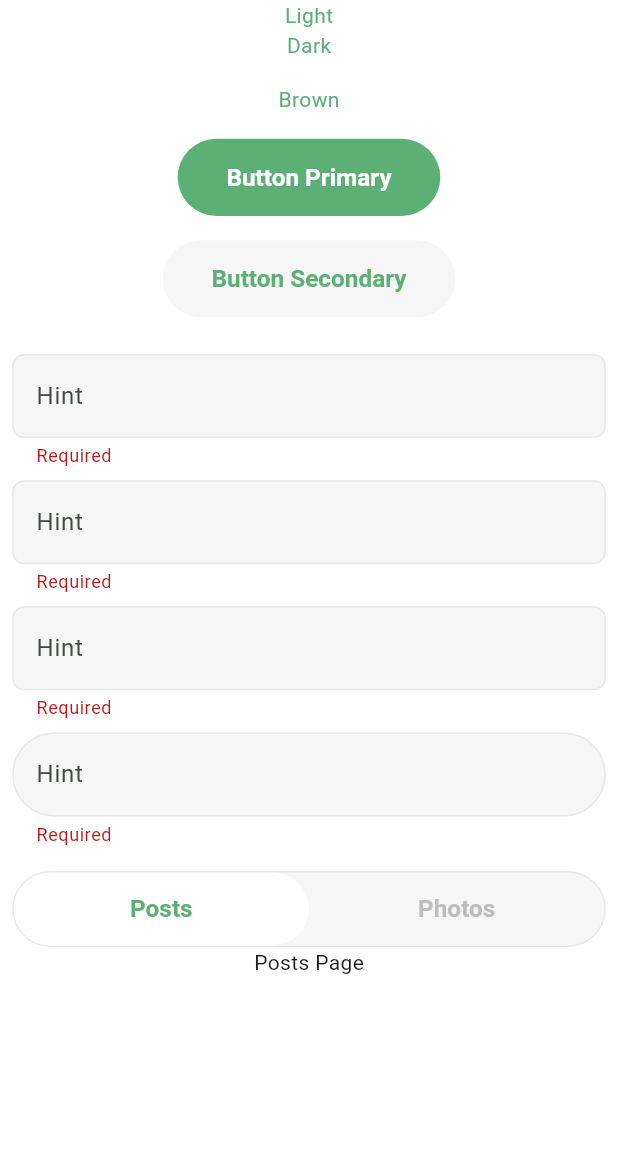
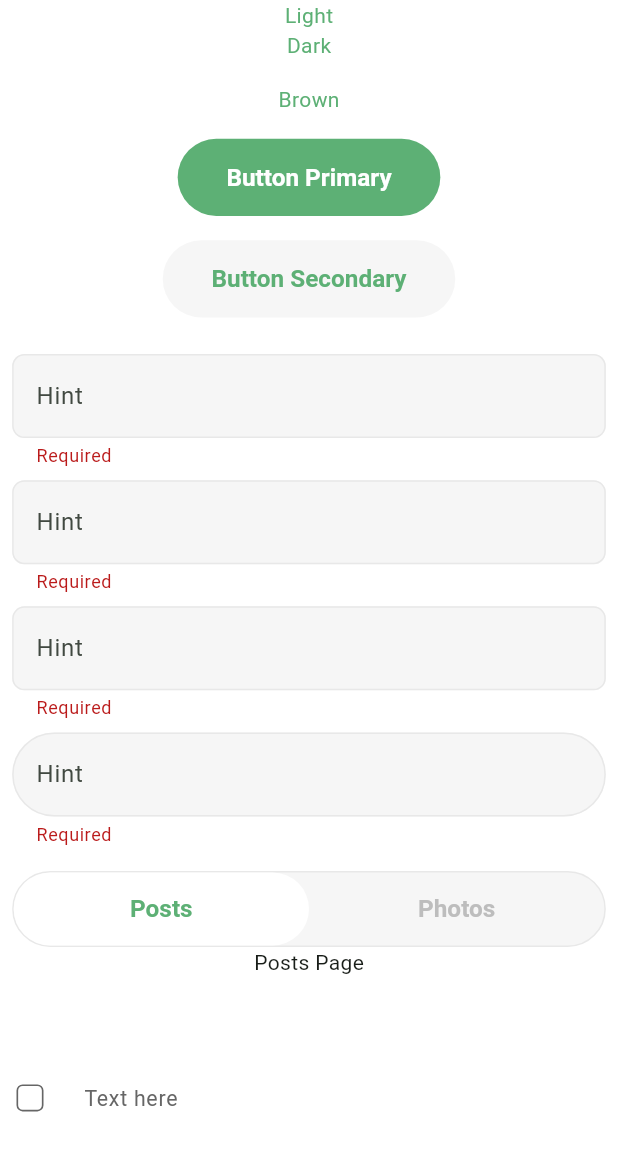
Before and after one commit to codermuss/blogify, a Flutter app: the screen it shows after launch, after a tap on "Button Secondary", on a phone screen of 412 x 824 dp. Shown: the top 1151 px of the screen. Run offline on Flutter 3.47's test engine with Material 3 defaults, Android fonts, the phone set to English and light mode, and no system bars; our stand-ins replace flutter_screenutil, stacked, stacked_services, stacked_shared.

Commit message:
✨ add: checkbox form field

```diff
--- /dev/null
+++ b/lib/ui/components/inputs/checkbox/checkbox_form_field.dart
@@ -0,0 +1,97 @@
+import 'package:blogify/extensions/context_extensions.dart';
+import 'package:blogify/ui/styles/radiuses.dart';
+import 'package:blogify/ui/styles/text_styles.dart';
+import 'package:flutter/material.dart';
+import 'package:flutter_screenutil/flutter_screenutil.dart';
+import 'package:stacked_services/stacked_services.dart';
+
+import '../../../../../app/app.bottomsheets.dart';
+import '../../../../../app/app.locator.dart';
+import 'checkbox_form_item.dart';
+
+class CheckboxFormField extends StatefulWidget {
+  final BuildContext context;
+  final CheckboxFormItem checkboxFormItem;
+  final void Function(bool?)? onChanged;
+  final bool isRequired;
+  const CheckboxFormField({
+    super.key,
+    required this.context,
+    required this.checkboxFormItem,
+    this.onChanged,
+    this.isRequired = false,
+  });
+
+  @override
+  State<CheckboxFormField> createState() => _CheckboxFormFieldState();
+}
+
+class _CheckboxFormFieldState extends State<CheckboxFormField> {
+  late bool autoValidate;
+
+  @override
+  void initState() {
+    super.initState();
+    autoValidate = false;
+  }
+
+  @override
+  Widget build(BuildContext context) {
+    return FormField(
+      initialValue: false,
+      autovalidateMode: autoValidate ? AutovalidateMode.always : AutovalidateMode.disabled,
+      validator: (bool? value) {
+        return ((value ?? false) || !widget.isRequired) ? null : '';
+      },
+      builder: (FormFieldState<bool> state) => Column(
+        children: [
+          Row(
+            children: [
+              Expanded(
+                flex: 9,
+                child: CheckboxListTile(
+                  title: InkWell(
+                    onTap: widget.checkboxFormItem.url == null
+                        ? null
+                        : () async {
+                            SheetResponse? response = await locator<BottomSheetService>().showCustomSheet(
+                              ignoreSafeArea: true,
+                              title: widget.checkboxFormItem.title,
+                              isScrollControlled: true,
+                              enableDrag: false,
+                              data: widget.checkboxFormItem,
+                              variant: BottomSheetType.notice,
+                            );
+                            state.didChange(response?.confirmed == true);
+                            widget.onChanged?.call(response?.confirmed == true);
+                            setState(() {
+                              autoValidate = true;
+                            });
+                          },
+                    child: Text(
+                      widget.checkboxFormItem.title,
+                      style: AppTextStyles.footNote3.copyWith(color: widget.checkboxFormItem.url == null ? context.palette.gray04 : context.palette.greenSecondary),
+                    ),
+                  ),
+                  contentPadding: EdgeInsets.zero,
+                  value: state.value,
+                  onChanged: (val) async {
+                    state.didChange(val);
+                  },
+                  controlAffinity: ListTileControlAffinity.leading,
+                  activeColor: context.palette.greenSecondary,
+                  checkColor: context.palette.gray03,
+                  visualDensity: VisualDensity.adaptivePlatformDensity,
+                  checkboxShape: RoundedRectangleBorder(borderRadius: Radiuses.b4r),
+                  dense: true,
+                  side: BorderSide(color: context.palette.gray04, width: 1.w),
+                ),
+              ),
+            ],
+          ),
+          if (state.hasError) Text(state.errorText!, style: AppTextStyles.footNote1),
+        ],
+      ),
+    );
+  }
+}
--- /dev/null
+++ b/lib/ui/components/inputs/checkbox/checkbox_form_item.dart
@@ -0,0 +1,10 @@
+class CheckboxFormItem {
+  final String title;
+  final String? description;
+  final String? url;
+  CheckboxFormItem({
+    required this.title,
+    this.description,
+    this.url,
+  });
+}
--- a/lib/ui/views/home/home_view.dart
+++ b/lib/ui/views/home/home_view.dart
@@ -1,10 +1,13 @@
 import 'package:blogify/extensions/context_extensions.dart';
 import 'package:blogify/extensions/widget_extensions.dart';
 import 'package:blogify/ui/components/buttons/app_button.dart';
+import 'package:blogify/ui/components/inputs/checkbox/checkbox_form_field.dart';
+import 'package:blogify/ui/components/inputs/checkbox/checkbox_form_item.dart';
 import 'package:blogify/ui/components/navigation/app_tab_bar.dart';
 import 'package:blogify/ui/components/navigation/tab_item.dart';
 import 'package:blogify/ui/themes/theme_modes.dart';
 import 'package:flutter/material.dart';
+import 'package:flutter_screenutil/flutter_screenutil.dart';
 import 'package:stacked/stacked.dart';
 
 import '../../components/inputs/app_text_field.dart';
@@ -116,7 +119,10 @@ class HomeView extends StackedView<HomeViewModel> {
                 TabItem(label: 'Posts', page: const Text('Posts Page')),
                 TabItem(label: 'Photos', page: const Text('Photos Page')),
               ],
+              height: 100.h,
             ).p8a,
+            Spaces.verticalSpaceMedium,
+            CheckboxFormField(context: context, checkboxFormItem: CheckboxFormItem(title: 'Text here'), isRequired: true)
           ],
         ),
       ),
```
